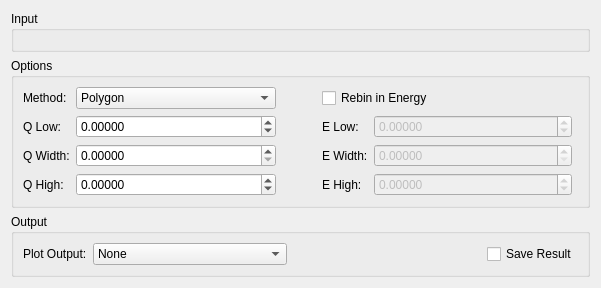
Qt form MantidQt/CustomInterfaces/inc/MantidQtCustomInterfaces/Indirect/IndirectSqw.ui (mantidproject/mantid) before a commit.
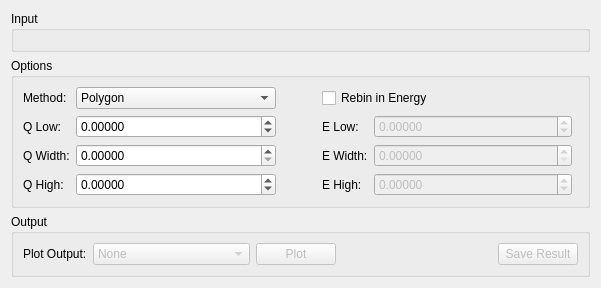
The same form after that commit. Custom widgets are drawn as their Qt base class.

Commit message:
S(Q, w) added plot and save button initially disabled
Refs #17023

```diff
--- a/MantidQt/CustomInterfaces/inc/MantidQtCustomInterfaces/Indirect/IndirectSqw.ui
+++ b/MantidQt/CustomInterfaces/inc/MantidQtCustomInterfaces/Indirect/IndirectSqw.ui
@@ -412,6 +412,9 @@
       </item>
       <item>
        <widget class="QComboBox" name="cbPlotType">
+        <property name="enabled">
+         <bool>false</bool>
+        </property>
         <property name="sizePolicy">
          <sizepolicy hsizetype="MinimumExpanding" vsizetype="Fixed">
           <horstretch>0</horstretch>
@@ -441,6 +444,16 @@
         </item>
        </widget>
       </item>
+      <item>
+       <widget class="QPushButton" name="pbPlot">
+        <property name="enabled">
+         <bool>false</bool>
+        </property>
+        <property name="text">
+         <string>Plot</string>
+        </property>
+       </widget>
+      </item>
       <item>
        <spacer name="horizontalSpacer_1">
         <property name="orientation">
@@ -455,7 +468,10 @@
        </spacer>
       </item>
       <item>
-       <widget class="QCheckBox" name="ckSave">
+       <widget class="QPushButton" name="pbSave">
+        <property name="enabled">
+         <bool>false</bool>
+        </property>
         <property name="text">
          <string>Save Result</string>
         </property>
```
Left out of the diff: 2 changed lines with no effect on the pictures.
